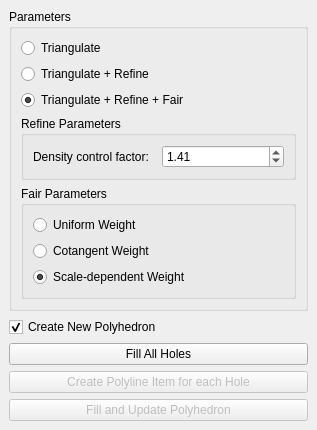
Qt form Polyhedron/demo/Polyhedron/Hole_filling_widget.ui (CGAL/cgal) before a commit.
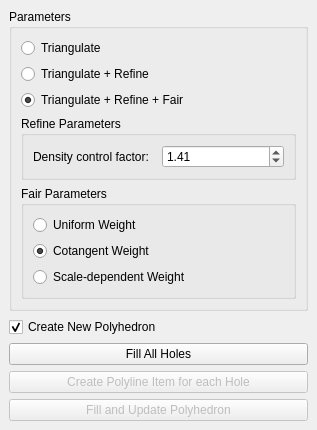
The same form after that commit.

```diff
--- a/Polyhedron/demo/Polyhedron/Hole_filling_widget.ui
+++ b/Polyhedron/demo/Polyhedron/Hole_filling_widget.ui
@@ -98,6 +98,9 @@
             <property name="text">
              <string>Cotangent Weight</string>
             </property>
+            <property name="checked">
+             <bool>true</bool>
+            </property>
            </widget>
           </item>
           <item>
@@ -106,7 +109,7 @@
              <string>Scale-dependent Weight</string>
             </property>
             <property name="checked">
-             <bool>true</bool>
+             <bool>false</bool>
             </property>
            </widget>
           </item>
```
